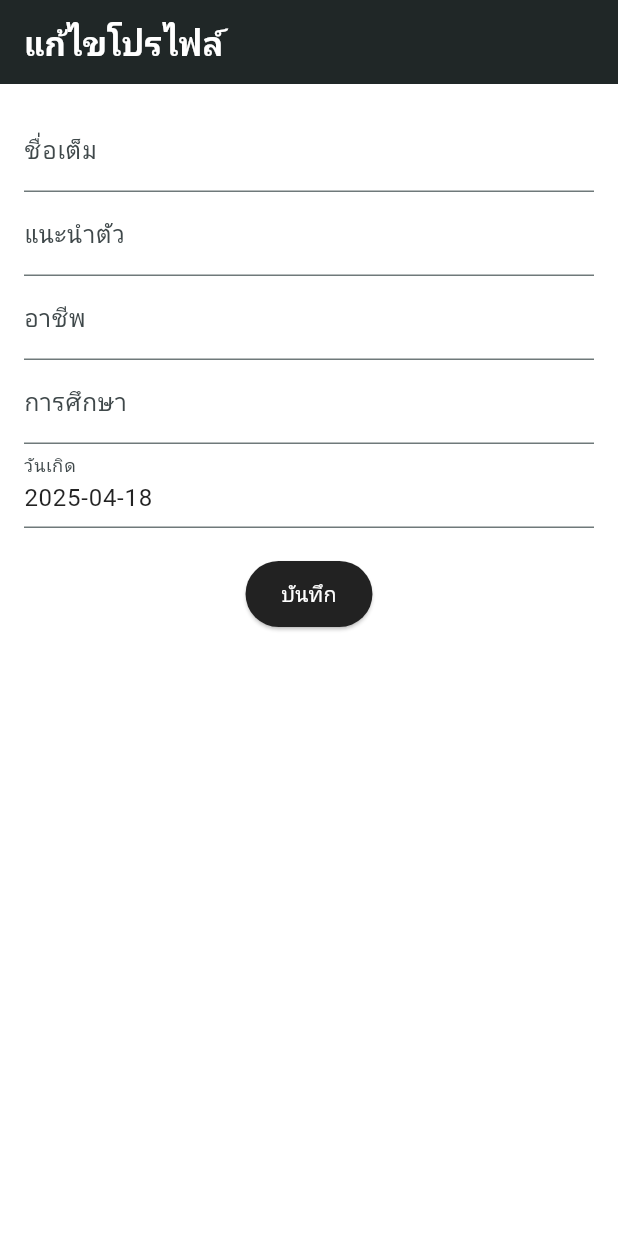
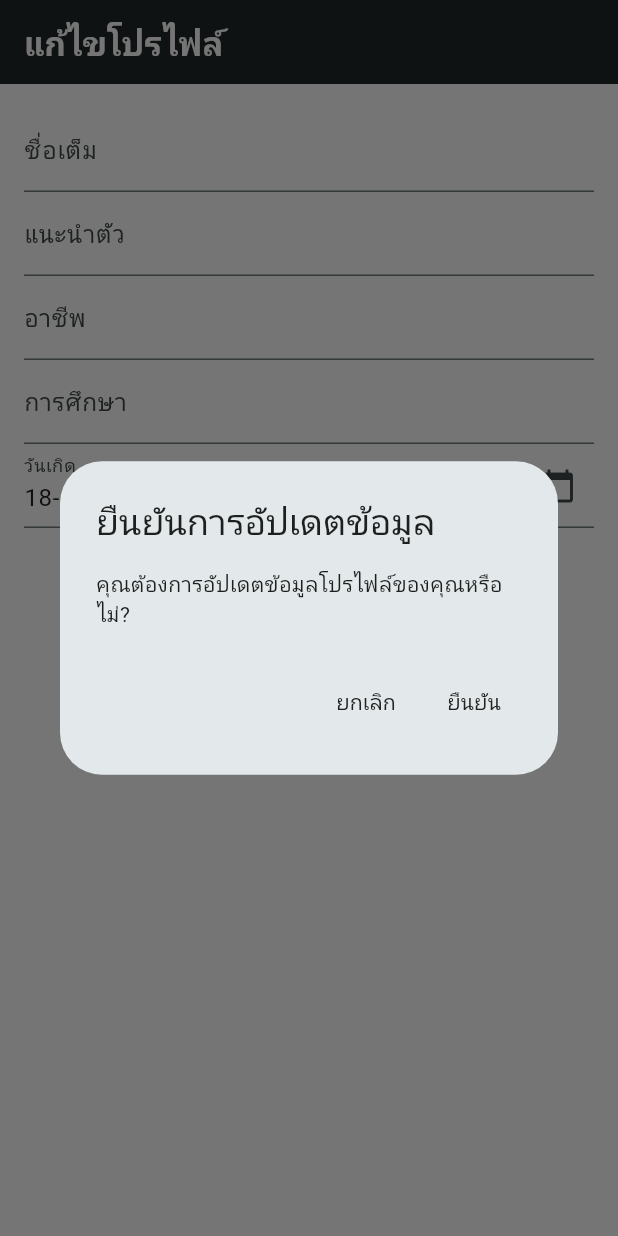
Before and after one commit to PatipanDev/popluk-fluter-firebase, a Flutter app: the EditProfilePage screen opened by its route, after a tap on "บันทึก", on a phone screen of 412 x 824 dp. Run offline on Flutter 3.47's test engine with Material 3 defaults, Android fonts, the phone set to English and light mode, and no system bars; our stand-ins replace cloud_firestore, firebase_auth, firebase_core, go_router; accounts and stored records are empty; network calls fail.

Commit message:
update profile user

```diff
--- a/lib/models/user_model.dart
+++ b/lib/models/user_model.dart
@@ -66,6 +66,65 @@ class UserModel {
     required this.isOnline,
     required this.userLevel,
   });
+
+  // Add copyWith method
+  UserModel copyWith({
+    String? id,
+    String? fullName,
+    String? email,
+    String? phoneNumber,
+    String? gender,
+    DateTime? birthDate,
+    List<String>? profilePictures,
+    String? bio,
+    List<String>? interests,
+    String? jobTitle,
+    String? education,
+    String? location,
+    double? latitude,
+    double? longitude,
+    String? lookingForGender,
+    int? minPreferredAge,
+    int? maxPreferredAge,
+    double? preferredDistanceKm,
+    List<String>? likedUserIds,
+    List<String>? likedByUserIds,
+    List<String>? matchedUserIds,
+    List<String>? blockedUserIds,
+    DateTime? createdAt,
+    DateTime? updatedAt,
+    bool? isOnline,
+    String? userLevel,
+  }) {
+    return UserModel(
+      id: id ?? this.id,
+      fullName: fullName ?? this.fullName,
+      email: email ?? this.email,
+      phoneNumber: phoneNumber ?? this.phoneNumber,
+      gender: gender ?? this.gender,
+      birthDate: birthDate ?? this.birthDate,
+      profilePictures: profilePictures ?? this.profilePictures,
+      bio: bio ?? this.bio,
+      interests: interests ?? this.interests,
+      jobTitle: jobTitle ?? this.jobTitle,
+      education: education ?? this.education,
+      location: location ?? this.location,
+      latitude: latitude ?? this.latitude,
+      longitude: longitude ?? this.longitude,
+      lookingForGender: lookingForGender ?? this.lookingForGender,
+      minPreferredAge: minPreferredAge ?? this.minPreferredAge,
+      maxPreferredAge: maxPreferredAge ?? this.maxPreferredAge,
+      preferredDistanceKm: preferredDistanceKm ?? this.preferredDistanceKm,
+      likedUserIds: likedUserIds ?? this.likedUserIds,
+      likedByUserIds: likedByUserIds ?? this.likedByUserIds,
+      matchedUserIds: matchedUserIds ?? this.matchedUserIds,
+      blockedUserIds: blockedUserIds ?? this.blockedUserIds,
+      createdAt: createdAt ?? this.createdAt,
+      updatedAt: updatedAt ?? this.updatedAt,
+      isOnline: isOnline ?? this.isOnline,
+      userLevel: userLevel ?? this.userLevel,
+    );
+  }
 
   // Convert Firestore data into a UserModel
   factory UserModel.fromFirestore(DocumentSnapshot doc) {
--- a/lib/pages/profile/edit_profile_page.dart
+++ /dev/null
@@ -1,87 +0,0 @@
-import 'package:flutter/material.dart';
-import 'package:popluk/services/user_service.dart'; // 👈 import service
-import 'package:intl/intl.dart';
-import 'package:cloud_firestore/cloud_firestore.dart'; // 👈 ต้อง import สำหรับ Timestamp
-
-class EditProfilePage extends StatefulWidget {
-  const EditProfilePage({super.key});
-
-  @override
-  State<EditProfilePage> createState() => _EditProfilePageState();
-}
-
-class _EditProfilePageState extends State<EditProfilePage> {
-  final userService = UserService();
-
-  final TextEditingController fullNameController = TextEditingController();
-  final TextEditingController bioController = TextEditingController();
-  final TextEditingController jobTitleController = TextEditingController();
-  final TextEditingController educationController = TextEditingController();
-  final TextEditingController birthDateController = TextEditingController();
-
-
-  bool isLoading = true;
-
-  @override
-  void initState() {
-    super.initState();
-    loadUserData();
-  }
-
-  Future<void> loadUserData() async {
-    final userData = await userService.getUserProfile();
-    if (userData != null) {
-      fullNameController.text = userData['fullName'] ?? '';
-      bioController.text = userData['bio'] ?? '';
-      jobTitleController.text = userData['jobTitle'] ?? '';
-      educationController.text = userData['education'] ?? '';
-
-      // ✅ แปลง Timestamp -> DateTime -> String
-      if (userData['birthDate'] != null && userData['birthDate'] is Timestamp) {
-        final Timestamp birthTimestamp = userData['birthDate'];
-        final DateTime birthDate = birthTimestamp.toDate();
-        birthDateController.text = DateFormat('yyyy-MM-dd').format(birthDate);
-      }
-    }
-
-    setState(() => isLoading = false);
-  }
-
-  @override
-  void dispose() {
-    fullNameController.dispose();
-    bioController.dispose();
-    jobTitleController.dispose();
-    educationController.dispose();
-    birthDateController.dispose();
-    super.dispose();
-  }
-
-  @override
-  Widget build(BuildContext context) {
-    return Scaffold(
-      appBar: AppBar(title: const Text('แก้ไขโปรไฟล์')),
-      body: isLoading
-          ? const Center(child: CircularProgressIndicator())
-          : Padding(
-              padding: const EdgeInsets.all(16),
-              child: Column(
-                children: [
-                  TextField(controller: fullNameController, decoration: const InputDecoration(labelText: 'ชื่อเต็ม')),
-                  TextField(controller: bioController, decoration: const InputDecoration(labelText: 'แนะนำตัว')),
-                  TextField(controller: jobTitleController, decoration: const InputDecoration(labelText: 'อาชีพ')),
-                  TextField(controller: educationController, decoration: const InputDecoration(labelText: 'การศึกษา')),
-                  TextField(controller: birthDateController, decoration: const InputDecoration(labelText: 'วันเกิด')),
-                  const SizedBox(height: 20),
-                  ElevatedButton(
-                    onPressed: () {
-                      // TODO: เพิ่มปุ่มอัปเดต
-                    },
-                    child: const Text('บันทึก'),
-                  ),
-                ],
-              ),
-            ),
-    );
-  }
-}
--- /dev/null
+++ b/lib/providers/user_provider.dart
@@ -0,0 +1,30 @@
+import 'package:flutter/material.dart';
+import 'package:popluk/models/user_model.dart';
+import 'package:popluk/services/user_service.dart';
+
+class UserProvider with ChangeNotifier {
+  final _userService = UserService();
+
+  UserModel? _user;
+  bool _isLoading = true;
+
+  UserModel? get user => _user;
+  bool get isLoading => _isLoading;
+
+  //ดึงข้อมูลมาเก็บไว้ที่หน้าหน้าแก้ไขข้อมูล
+  Future<void> loadUser() async{
+    _isLoading = true;
+    notifyListeners();
+
+    _user = await _userService.getUserProfile();
+
+    _isLoading = false;
+    notifyListeners();
+  }
+
+  Future<void> updateUserProfile(UserModel updateUser) async{
+    await _userService.updateUserProfile(updateUser);
+    _user = updateUser;
+    notifyListeners();
+  }
+}
--- a/lib/router.dart
+++ b/lib/router.dart
@@ -3,11 +3,11 @@ import 'package:flutter/material.dart';
 import 'package:go_router/go_router.dart';
 
 // pages
-import 'package:popluk/pages/login_page.dart';
-import 'package:popluk/pages/signup_questions_page.dart';
-import 'package:popluk/pages/login_or_signup_page.dart';
-import 'package:popluk/pages/index_page.dart';
-import 'package:popluk/pages/profile/edit_profile_page.dart';
+import 'package:popluk/screens/login_page.dart';
+import 'package:popluk/screens/signup_questions_page.dart';
+import 'package:popluk/screens/login_or_signup_page.dart';
+import 'package:popluk/screens/index_page.dart';
+import 'package:popluk/screens/profile/edit_profile_page.dart';
 
 class AuthNotifier extends ChangeNotifier {
   AuthNotifier() {
@@ -42,26 +42,46 @@ class AppRouter {
       return null;
     },
     routes: [
-      GoRoute(
-        path: '/',
-        builder: (context, state) => IndexPage(),
-      ),
+      GoRoute(path: '/', builder: (context, state) => IndexPage()),
       GoRoute(
         path: '/loginorsignup_page',
         builder: (context, state) => LogInOrSignUpPage(),
       ),
-      GoRoute(
-        path: '/login_page',
-        builder: (context, state) => LoginPage(),
-      ),
+      GoRoute(path: '/login_page', builder: (context, state) => LoginPage()),
       GoRoute(
         path: '/signup_page',
         builder: (context, state) => SignupQuestionsPage(),
       ),
-       GoRoute(
+      GoRoute(
         path: '/edit_profile',
-        builder: (context, state) => EditProfilePage(),
+        builder: (context, state) => const EditProfilePage(),
+        pageBuilder: (context, state) {
+          return CustomTransitionPage(
+            transitionDuration: const Duration(milliseconds: 300),
+            child: const EditProfilePage(),
+            transitionsBuilder: _slideTransition, // ใช้ transitionsBuilder
+          );
+        },
       ),
     ],
   );
 }
+
+
+
+// ฟังก์ชันแอนิเมชั่นสำหรับการสไลด์
+Widget _slideTransition(
+  BuildContext context,
+  Animation<double> animation,
+  Animation<double> secondaryAnimation,
+  Widget child,
+) {
+  const begin = Offset(1.0, 0.0); // สไลด์จากขวา
+  const end = Offset.zero;
+  const curve = Curves.easeInOut; // ทำให้แอนิเมชันช้าลง
+
+  var tween = Tween(begin: begin, end: end).chain(CurveTween(curve: curve));
+  var offsetAnimation = animation.drive(tween);
+
+  return SlideTransition(position: offsetAnimation, child: child);
+}
--- /dev/null
+++ b/lib/screens/profile/edit_profile_page.dart
@@ -0,0 +1,207 @@
+import 'package:flutter/material.dart';
+import 'package:popluk/providers/user_provider.dart';
+import 'package:intl/intl.dart';
+import 'package:provider/provider.dart';
+
+class EditProfilePage extends StatefulWidget {
+  const EditProfilePage({super.key});
+
+  @override
+  State<EditProfilePage> createState() => _EditProfilePageState();
+}
+
+class _EditProfilePageState extends State<EditProfilePage> {
+  late TextEditingController fullNameController;
+  late TextEditingController bioController;
+  late TextEditingController jobTitleController;
+  late TextEditingController educationController;
+  late TextEditingController birthDateController;
+
+  bool isInitialized = false;
+  bool isUpdating = false; // สถานะ loading
+
+  //เรียกเมื่อสร้าง widget ครั้งแรก
+  @override
+  void initState() {
+    super.initState();
+    fullNameController = TextEditingController();
+    bioController = TextEditingController();
+    jobTitleController = TextEditingController();
+    educationController = TextEditingController();
+    birthDateController = TextEditingController();
+  }
+
+  //เรียกหลังเพื่อเซ็ตค่าลงไป
+  @override
+  void didChangeDependencies() {
+    super.didChangeDependencies();
+    final userProvider = context.watch<UserProvider>();
+    final user = userProvider.user;
+
+    // ถ้ายังไม่ได้เซ็ตค่าจาก user และ user โหลดเสร็จแล้ว
+    if (!isInitialized && !userProvider.isLoading && user != null) {
+      fullNameController.text = user.fullName ?? '';
+      bioController.text = user.bio ?? '';
+      jobTitleController.text = user.jobTitle ?? '';
+      educationController.text = user.education ?? '';
+      birthDateController.text =
+          user.birthDate != null
+              ? DateFormat('dd-MM-yyyy').format(user.birthDate!)
+              : '';
+      isInitialized = true;
+    }
+  }
+
+  @override
+  void dispose() {
+    fullNameController.dispose();
+    bioController.dispose();
+    jobTitleController.dispose();
+    educationController.dispose();
+    birthDateController.dispose();
+    super.dispose();
+  }
+
+  Future<void> confirmUpdateProfile() async {
+  // แสดง Dialog ให้ผู้ใช้ยืนยันก่อน
+  final shouldUpdate = await showDialog<bool>(
+    context: context,
+    builder: (BuildContext context) {
+      return AlertDialog(
+        title: const Text('ยืนยันการอัปเดตข้อมูล'),
+        content: const Text('คุณต้องการอัปเดตข้อมูลโปรไฟล์ของคุณหรือไม่?'),
+        actions: <Widget>[
+          TextButton(
+            onPressed: () {
+              Navigator.of(context).pop(false); // ผู้ใช้เลือกไม่อัปเดต
+            },
+            child: const Text('ยกเลิก'),
+          ),
+          TextButton(
+            onPressed: () {
+              Navigator.of(context).pop(true); // ผู้ใช้เลือกอัปเดต
+            },
+            child: const Text('ยืนยัน'),
+          ),
+        ],
+      );
+    },
+  );
+
+  if (shouldUpdate ?? false) {
+    // ถ้าผู้ใช้ยืนยันให้ทำการอัปเดตข้อมูล
+    await updateProfile();
+  }
+}
+
+
+  //ทำการบันทึกข้อมูล
+  Future<void> updateProfile() async {
+    final userProvider = context.read<UserProvider>();
+    final user = userProvider.user;
+
+    final updatedUser = user?.copyWith(
+      fullName: fullNameController.text,
+      bio: bioController.text,
+      jobTitle: jobTitleController.text,
+      education: educationController.text,
+      birthDate: DateFormat('dd-MM-yyyy').parse(birthDateController.text),
+    );
+
+    if (updatedUser != null) {
+      setState(() => isUpdating = true);
+      try {
+        await userProvider.updateUserProfile(updatedUser);
+        if (!mounted) return;
+        ScaffoldMessenger.of(
+          context,
+        ).showSnackBar(const SnackBar(content: Text('อัปเดตข้อมูลสำเร็จ')));
+      } catch (e) {
+        if (!mounted) return;
+        ScaffoldMessenger.of(
+          context,
+        ).showSnackBar(SnackBar(content: Text('เกิดข้อผิดพลาด: $e')));
+      } finally {
+        if (mounted) setState(() => isUpdating = false);
+      }
+    }
+  }
+
+  @override
+  Widget build(BuildContext context) {
+    final userProvider = context.watch<UserProvider>();
+    final isLoading = userProvider.isLoading;
+
+    return Scaffold(
+      appBar: AppBar(title: const Text('แก้ไขโปรไฟล์')),
+      body:
+          isLoading
+              ? const Center(child: CircularProgressIndicator())
+              : Padding(
+                padding: const EdgeInsets.all(16),
+                child: Column(
+                  children: [
+                    TextField(
+                      controller: fullNameController,
+                      decoration: const InputDecoration(labelText: 'ชื่อเต็ม'),
+                    ),
+                    TextField(
+                      controller: bioController,
+                      decoration: const InputDecoration(labelText: 'แนะนำตัว'),
+                    ),
+                    TextField(
+                      controller: jobTitleController,
+                      decoration: const InputDecoration(labelText: 'อาชีพ'),
+                    ),
+                    TextField(
+                      controller: educationController,
+                      decoration: const InputDecoration(labelText: 'การศึกษา'),
+                    ),
+                    GestureDetector(
+                      onTap: () async {
+                        final DateTime? pickedDate = await showDatePicker(
+                          context: context,
+                          initialDate: DateTime.now().subtract(
+                            const Duration(days: 365 * 18),
+                          ),
+                          firstDate: DateTime(1900),
+                          lastDate: DateTime.now(),
+                        );
+                        if (pickedDate != null) {
+                          setState(() {
+                            birthDateController.text = DateFormat(
+                              'dd-MM-yyyy',
+                            ).format(pickedDate);
+                          });
+                        }
+                      },
+                      child: AbsorbPointer(
+                        child: TextField(
+                          controller: birthDateController,
+                          decoration: const InputDecoration(
+                            labelText: 'วันเกิด',
+                            suffixIcon: Icon(Icons.calendar_today),
+                          ),
+                        ),
+                      ),
+                    ),
+                    const SizedBox(height: 20),
+                    ElevatedButton(
+                      onPressed: isUpdating ? null : confirmUpdateProfile,
+                      child:
+                          isUpdating
+                              ? const SizedBox(
+                                width: 20,
+                                height: 20,
+                                child: CircularProgressIndicator(
+                                  strokeWidth: 2,
+                                ),
+                              )
+                              : const Text('บันทึก'),
+                    ),
+                  ],
+                ),
+              ),
+    );
+  }
+}
--- a/lib/pages/proflie_page.dart
+++ b/lib/screens/proflie_page.dart
@@ -50,6 +50,7 @@ class _ProfilePageState extends State<ProfilePage> {
     );
   }
 
+
   @override
   Widget build(BuildContext context) {
     final theme = Theme.of(context);
--- a/lib/services/user_service.dart
+++ b/lib/services/user_service.dart
@@ -70,44 +70,68 @@ class UserService {
     }
   }
 
-
   Future<String?> logIn({
     required String email,
     required String password,
   }) async {
-    try{
+    try {
       UserCredential userCredential = await _auth.signInWithEmailAndPassword(
         email: email,
-        password: password
-        );
-      if(userCredential.user == null){
+        password: password,
+      );
+      if (userCredential.user == null) {
         return 'ไม่พบผู้ใช้';
       }
       return null;
-    }on FirebaseAuthException catch (e) {
-      if(e.code == 'user-not-found'){
+    } on FirebaseAuthException catch (e) {
+      if (e.code == 'user-not-found') {
         return 'ไม่พบผู้ใช้งาน';
-      }else if(e.code == 'wrong-password'){
+      } else if (e.code == 'wrong-password') {
         return 'รหัสผ่านไม่ถูกต้อง';
       }
       return e.message ?? 'เกิดข้อผิดพลาดในการเข้าสู่ระบบ';
-    }catch(e){
+    } catch (e) {
       return e.toString();
     }
   }
 
-  Future<Map<String, dynamic>?> getUserProfile() async {
+  //ดึงข้อมูลมาโชว์ที่หน้าโปรไฟล์
+  Future<UserModel?> getUserProfile() async {
     try {
       final user = _auth.currentUser;
       if (user == null) return null;
 
       final doc = await _firestore.collection('users').doc(user.uid).get();
       if (!doc.exists) return null;
+      // return UserModel.fromFirestore(doc);
 
-      return doc.data();
+      return UserModel.fromFirestore(doc); // ✅ ใช้โมเดลที่คุณมี
     } catch (e) {
       print('เกิดข้อผิดพลาดขณะโหลดข้อมูลผู้ใช้: $e');
       return null;
     }
   }
+
+  // ฟังก์ชันนี้ใช้ในการอัปเดตข้อมูลผู้ใช้
+  Future<void> updateUserProfile(UserModel updatedUser) async {
+    try {
+      final user = _auth.currentUser;
+      if (user == null) return;
+
+      final userRef = _firestore.collection('users').doc(user.uid);
+
+      // อัปเดตข้อมูลใน Firestore
+      await userRef.update({
+        'fullName': updatedUser.fullName,
+        'bio': updatedUser.bio,
+        'jobTitle': updatedUser.jobTitle,
+        'education': updatedUser.education,
+        'birthDate': updatedUser.birthDate, // อัปเดตข้อมูลวันเกิด
+      });
+
+      print("ข้อมูลผู้ใช้ถูกอัปเดตเรียบร้อย");
+    } catch (e) {
+      print("เกิดข้อผิดพลาดขณะอัปเดตข้อมูลผู้ใช้: $e");
+    }
+  }
 }
--- a/lib/widget_tree.dart
+++ b/lib/widget_tree.dart
@@ -1,7 +1,7 @@
 import 'package:flutter/material.dart';
 import 'package:popluk/services/auth.dart';
-import 'package:popluk/pages/index_page.dart';
-import 'package:popluk/pages/login_or_signup_page.dart';
+import 'package:popluk/screens/index_page.dart';
+import 'package:popluk/screens/login_or_signup_page.dart';
 class WidgetTree extends StatefulWidget {
   const WidgetTree({ Key? key }) : super(key: key);
 
--- a/pubspec.yaml
+++ b/pubspec.yaml
@@ -39,6 +39,7 @@ dependencies:
   intl: ^0.20.2
   go_router: ^14.8.1
   rxdart: ^0.28.0
+  provider: ^6.1.4
 
 dev_dependencies:
   flutter_test:
```
Also changed, not shown: lib/main.dart (+12 -1 lines), lib/screens/index_page.dart (renamed from lib/pages/index_page.dart, +4 -4 lines), lib/screens/home_page.dart (renamed from lib/pages/home_page.dart), lib/screens/list_page.dart (renamed from lib/pages/list_page.dart), lib/screens/login_or_signup_page.dart (renamed from lib/pages/login_or_signup_page.dart), lib/screens/login_page.dart (renamed from lib/pages/login_page.dart), lib/screens/login_register_page.dart (renamed from lib/pages/login_register_page.dart), lib/screens/messages_page.dart (renamed from lib/pages/messages_page.dart), lib/screens/notifications_page.dart (renamed from lib/pages/notifications_page.dart), lib/screens/signup_questions_page.dart (renamed from lib/pages/signup_questions_page.dart), pubspec.lock, 8 other files.
